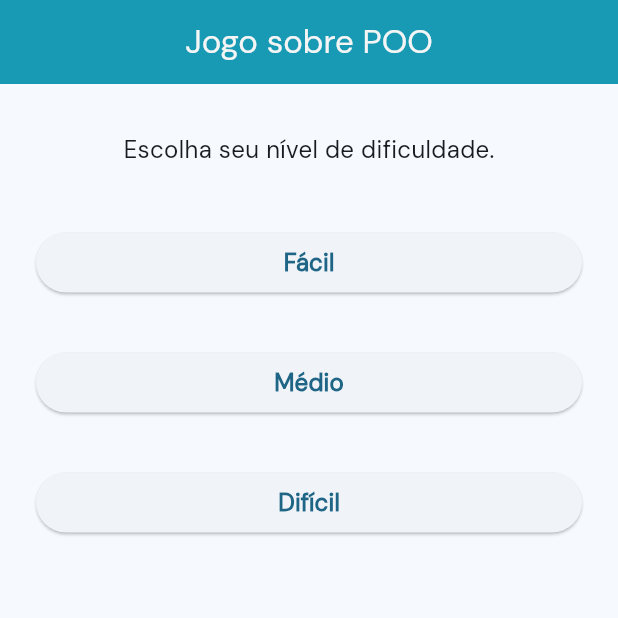
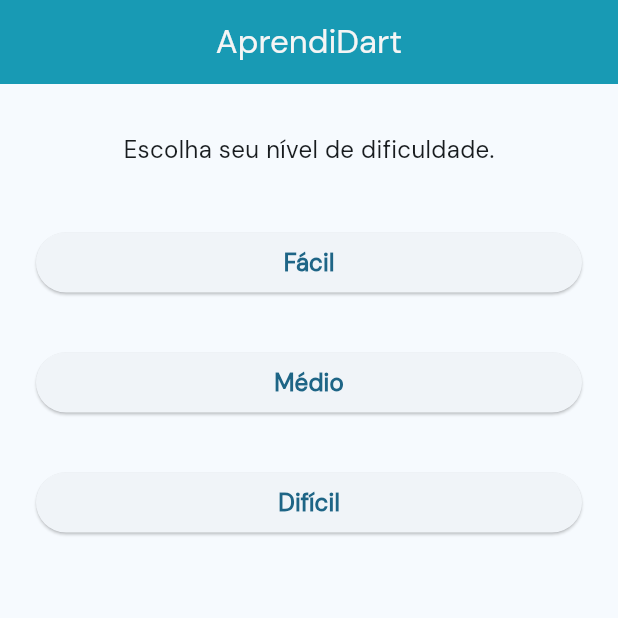
Before and after one commit to LeoneRSantos/Trabalho-pratico-LMC, a Flutter app: the screen it shows after launch, on a phone screen of 412 x 824 dp, the top half of it. Run offline on Flutter 3.47's test engine with Material 3 defaults, Android fonts, the phone set to English and light mode, and no system bars.

Commit message:
Adição do nome do jogo em main

```diff
--- a/lib/views/home.dart
+++ b/lib/views/home.dart
@@ -23,7 +23,7 @@ class _HomeState extends State<Home> {
     return Scaffold(
       appBar: AppBar(
         backgroundColor: Color(0xFF189AB4),
-        title: const Center(child: Text('Jogo sobre POO')),
+        title: const Center(child: Text('AprendiDart')),
       ),
       body: Center(
         child: Padding(
```
